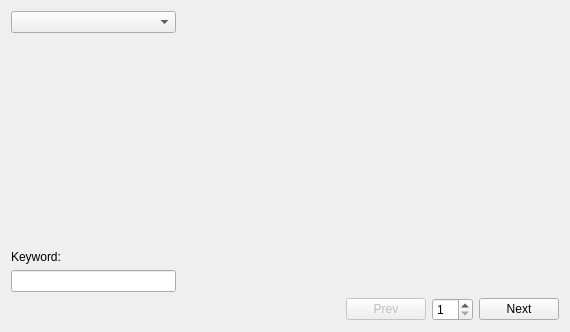
The window that src/reslibrary.ui (coslyk/moonplayer) describes before a commit, drawn with Qt 5.
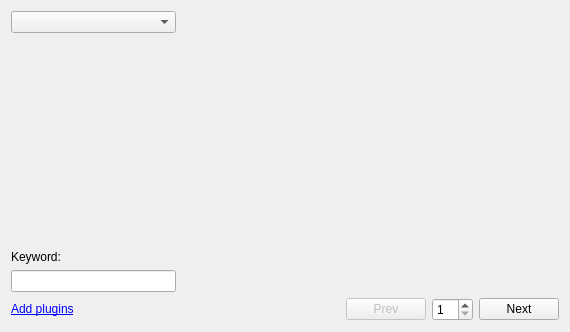
The same window after the commit.

Commit message: Add danmaku support for macOS; Update API and bilibili plugin; Bug fixes

Diff of the .ui file:
```diff
--- a/src/reslibrary.ui
+++ b/src/reslibrary.ui
@@ -87,6 +87,16 @@
      </property>
     </widget>
    </item>
+   <item row="1" column="0">
+    <widget class="QLabel" name="label_2">
+     <property name="text">
+      <string>&lt;a href=&quot;https://github.com/coslyk/moonplayer-plugins&quot;&gt;&lt;span style=&quot; text-decoration: underline; color:#0000ff;&quot;&gt;Add plugins&lt;/span&gt;&lt;/a&gt;</string>
+     </property>
+     <property name="openExternalLinks">
+      <bool>true</bool>
+     </property>
+    </widget>
+   </item>
   </layout>
  </widget>
  <resources/>
```
The commit also changes 30 other files.
